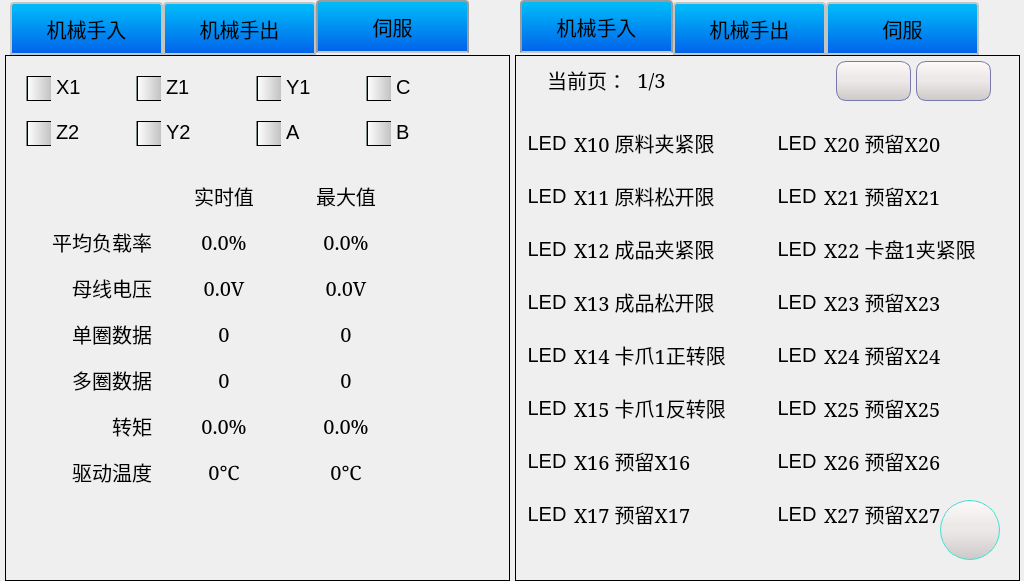
Jade-yun/MachineTool, file monitorform.ui: the form before one commit.
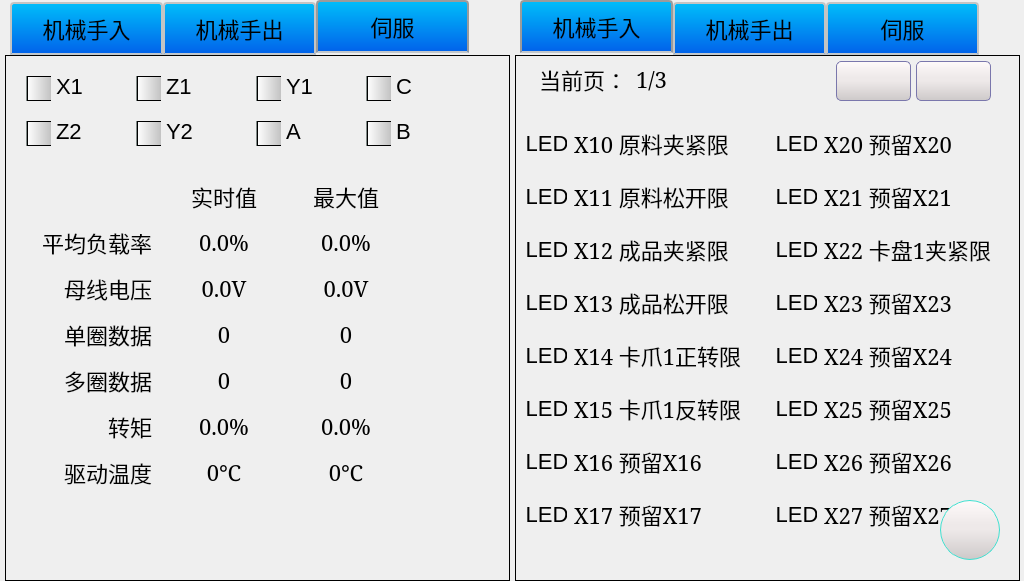
The form after the commit. Icons and pictures are not drawn.

Commit message: 完成设置部分参数存储

The edit to the form file:
```diff
--- a/monitorform.ui
+++ b/monitorform.ui
@@ -14,42 +14,73 @@
    <string>Form</string>
   </property>
   <property name="styleSheet">
-   <string notr="true">QLabel { 
-	font-family: 'SimSun';
-	font-size: 20px; 
-}
+   <string notr="true">QMainWindow{
+ background-color:qlineargradient(x1: 0, y1: 0, x2: 0, y2: 1, stop:0 #00befa, stop: 1 #0160ea);
 
+	/*border-image:url(/opt/MachineTool/images/bgTest.png);*/
+}
+/*
+QWidget#centralwidget{
+    background-color:qlineargradient(x1: 0, y1: 0, x2: 0, y2: 1, stop:0 #00befa, stop: 1 #0160ea);
+	background-color: rgb(255, 255, 255);
+}
+*/
 
 QWidget{ 
 	font-family: 'SimSun';
-	font-size: 20px; 
+	font-size: 22px; 
 }
+QStackedWidget#stkWidget{
+	font-family: 'SimSun';
+	font-size: 22px; 
+	background-color: rgb(255, 255, 255);
+}
 
-/*******************************************************/
-QCheckBox::indicator {
-        background-color: qlineargradient(x1 : 0, y1 : 0, x2 : 1, y2 : 0,stop : 0 #FFFFFF, stop: 1 #C0C0C0); 
-    }
-QCheckBox::indicator:checked {
-background-color: qlineargradient(x1 : 0, y1 : 0, x2 : 1, y2 : 0,stop : 0 #F8F8FF, stop: 1 #1E90FF); 
-        image: url(:/images/check_mark1.png);
-        border-image: none;
-    }
+QLabel { 
+	font-family: 'SimSun';
+	font-size: 22px; 
+}
+QLabel#labProgramName { 
+	font-family: 'SimSun';
+	font:bold;
+	font-size: 22px; 
+}
+QLabel#labDateTime,#labDateTime_2,#labSpeed,#labRotateSpeed{ 
+
+	color:yellow;
+}
+/******************************************************/
+QGroupBox {
+	border: 1px solid black;
+	border-radius:5px;
+	margin-top:10px; 
+}
+QGroupBox::title { 
+	subcontrol-origin: margin;
+	left: 10px;
+	bottom: 5px;
+}
+
+QGroupBox#groupBoxHomeTopLeft,QGroupBox#groupBoxHomeBottom,QGroupBox#groupBoxXYZOUV, #groupBoxHomeTopMid, #groupBoxHomeTopRight{
+
+    background-color:qlineargradient(x1: 0, y1: 0, x2: 0, y2: 1, stop:0 #00befa, stop: 1 #0160ea);
+	border-radius:0px;
+	margin-top:0px; 
+	border:none;
+
+}
 
 /************************************************/
 QPushButton
 {
-    background-color:#F0F4FD;
-    border-style:solid; /*边框风格*/
-    border-width:1px;/*边框宽度*/
-    border-color:#7A77AC; /*边框颜色*/
-    border-radius:10px; /*边框倒角*/
-
-	font-family: DejaVuSansMono;
-	font-weight:normal;
 	font-family: 'SimSun';
+	font-size: 22px; 
 	background: qlineargradient(x1: 0, y1: 0, x2: 0, y2: 1,stop: 0 #FFFAFA, stop: 0.4 #EEE9E9,stop: 0.5 #EEE9E9, stop: 1.0 #CDC9C9);
 
-
+    border-style:solid; /*边框风格*/
+    border-width:1px;/*边框宽度*/
+    border-color:#7A77AC; /*边框颜色*/
+    border-radius:5px; /*边框倒角*/
 }
 QPushButton:pressed
 {
@@ -59,50 +90,68 @@
     border-color:#0055ff; /*边框颜色*/
     border-radius:10px; /*边框倒角*/
 }
-/*****************************************************/
-QCheckBox { 
-font-size: 20px;
-font-weight:normal;
-font-family: 'SimSun';
+QPushButton:checked
+{
+    border-style:outset; /*边框风格*/
+    background-color:qlineargradient(x1: 0, y1: 0, x2: 0, y2: 1, stop:0 #00befa, stop: 1 #0160ea);/*背景色*/
+    border-width:1px;/*边框宽度*/
+    border-color:#0055ff; /*边框颜色*/
+    border-radius:5px; /*边框倒角*/
 }
-QCheckBox::indicator{
-width: 25px;
-height: 25px;
-border: 1px solid black; 
-background-color: qlineargradient(x1: 0, y1: 0, x2: 0, y2: 1,stop: 0 #FFFAFA, stop: 0.4 #EEE9E9,stop: 0.5 #EEE9E9, stop: 1.0 #CDC9C9);
-}
+QPushButton#Btn_SetHome,#Btn_MonitorHome,#Btn_TeachHome,#Btn_ManualHome,#Btn_AlarmHome,#Btn_ManualHome,#btnAdmin,#btnAlarm,#btnHelp, #btnRoller{
+	font-family: 'SimSun';
+	font-size: 22px; 
+    background-color:qlineargradient(x1: 0, y1: 0, x2: 0, y2: 1, stop:0 #00befa, stop: 1 #0160ea);/*背景色*/
+    border-color:#0055ff; /*边框颜色*/
+	border-style:outset; /*边框风格*/
+    border-width:1px;/*边框宽度*/
 
-/*****************************************************************/
-QComboBox::!editable {
-                      border: 2px solid #808A87; /* 边框宽度和颜色 */
-                       }
-QComboBox::drop-down {
-    subcontrol-origin: padding-right;
-    subcontrol-position: top right;
-    width: 20px; /* 下拉箭头宽度 */
-    border-left-width: 2px; /* 文本和箭头之间的分隔线宽度 */
-    border-left-color: gray; /* 文本和箭头之间的分隔线颜色 */
-    border-left-style: solid; /* 文本和箭头之间的分隔线样式 */
+    border-style:solid; /*边框风格*/
+    border-width:1px;/*边框宽度*/
+    border-color:#7A77AC; /*边框颜色*/
+    border-radius:5px; /*边框倒角*/
 }
-QComboBox::down-arrow {
-    image: url(:/images/arrow_down_normal.png); /* 自定义下拉箭头图片 */
+QPushButton:checked#Btn_SetHome,QPushButton:checked#Btn_MonitorHome,QPushButton:checked#Btn_TeachHome,QPushButton:checked#Btn_AlarmHome,QPushButton::checked#Btn_ManualHome
+{
+    background-color:#E7E8EB;
+    border-style:solid; 
+    border-width:1px;
+    border-color:#0A7C25; 
 }
+/**************************************************************/
 
-QComboBox QAbstractItemView::item:hover{ 
-  background-color:#409CE1;
-  color:rgb(252, 233, 79);
+QPushButton#btnSA1Arm1,#btnSA1Arm2,#btnSA2Arm1,#btnSA2Arm2
+{
+	font-family: 'SimSun';
+	font-size: 22px; 
+    background-color:qlineargradient(x1: 0, y1: 0, x2: 0, y2: 1, stop:0 #00befa, stop: 1 #0160ea);/*背景色*/
+    border-color:#0055ff; /*边框颜色*/
+	border-style:outset; /*边框风格*/
+    border-width:1px;/*边框宽度*/
+
+    border-style:solid; /*边框风格*/
+    border-width:1px;/*边框宽度*/
+    border-color:#7A77AC; /*边框颜色*/
+    border-radius:5px; /*边框倒角*/
 }
-QComboBox QAbstractItemView::item:selected{
-  background-color:#409CE1;
-  color:rgb(252, 233, 79);
+QPushButton:checked#btnSA1Arm1,#btnSA1Arm2,#btnSA2Arm1,#btnSA2Arm2
+{
+    background-color:#E7E8EB;;
+    border-style:solid; 
+    border-width:1px;
+    border-color:#0A7C25; 
 }
-/**************************************************/
+
+
+
+
+/**********************************************************/
 QTabWidget::tab-bar{
         alignment:left;
 }
 QTabBar::tab{
 	background:rgb(160, 160, 160);
-	width:100px;
+	min-width:100px;
 	height:40px;
 }
 /*
@@ -136,7 +185,7 @@
       border-bottom-color: #C2C7CB; /* same as the pane color */
       border-top-left-radius: 4px;
       border-top-right-radius: 4px;
-      min-width: 8ex;
+      min-width: 40px;
       padding: 2px;
   }
 
@@ -159,18 +208,74 @@
     border: 1px solid #000000; /* 设置边框样式和颜色 */
 }
 
-/******************************************************/
-QGroupBox {
-	border: 1px solid black;
-	border-radius:5px;
-	margin-top:10px; 
+
+/*******************************************************/
+QCheckBox { 
+font-weight:normal;
+font-family: 'SimSun';
 }
-QGroupBox::title { 
-	subcontrol-origin: margin;
-	left: 10px;
-	bottom: 5px;
+QCheckBox::indicator{
+width: 40px;
+height: 40px;
+border: 1px solid black; 
+background-color: qlineargradient(x1: 0, y1: 0, x2: 0, y2: 1,stop: 0 #FFFAFA, stop: 0.4 #EEE9E9,stop: 0.5 #EEE9E9, stop: 1.0 #CDC9C9);
 }
-</string>
+QCheckBox::indicator:checked {
+background-color: qlineargradient(x1 : 0, y1 : 0, x2 : 1, y2 : 0,stop : 0 #F8F8FF, stop: 1 #1E90FF); 
+        image: url(:/images/check_mark1.png);
+        border-image: none;
+    }
+
+/*****************************************************************/
+QComboBox {
+    border: 2px solid #808A87; /* 边框宽度和颜色 */
+}
+
+QComboBox::drop-down {
+    subcontrol-origin: padding-right;
+    subcontrol-position: top right;
+    width: 40px; /* 下拉箭头宽度 */
+    border-left-width: 2px; /* 文本和箭头之间的分隔线宽度 */
+    border-left-color: gray; /* 文本和箭头之间的分隔线颜色 */
+    border-left-style: solid; /* 文本和箭头之间的分隔线样式 */
+}
+
+QComboBox::down-arrow {
+    image: url(:/images/arrow_down_normal.png); /* 自定义下拉箭头图片 */
+}
+
+QComboBox QAbstractItemView::item:hover { 
+    background-color: #409CE1;
+    color: rgb(252, 233, 79);
+}
+
+QComboBox QAbstractItemView::item:selected {
+    background-color: #409CE1;
+    color: rgb(252, 233, 79);
+}
+
+/* 添加每个 item 的高度设置 */
+QComboBox QAbstractItemView::item {
+    min-height: 40px; /* 设置每个 item 的最小高度 */
+    color: black; /* 设置默认文本颜色 */
+    background-color: white; /* 设置默认背景颜色 */
+}
+
+QComboBox:editable QLineEdit {
+    color: black; /* 设置可编辑状态下的文本颜色 */
+    background: white; /* 设置可编辑状态下的背景颜色 */
+}
+
+QComboBox:!editable, QComboBox:editable:on {
+    color: black; /* 设置非编辑状态下的文本颜色 */
+    background: white; /* 设置非编辑状态下的背景颜色 */
+}
+
+/****************************************************************************/
+QLineEdit {
+
+	padding-left: 6px;
+}</string>
   </property>
   <widget class="QPushButton" name="btnMerge_Expand">
    <property name="geometry">
@@ -203,8 +308,6 @@
     <font>
      <family>SimSun</family>
      <pointsize>-1</pointsize>
-     <weight>50</weight>
-     <bold>false</bold>
     </font>
    </property>
    <property name="styleSheet">
```
Left out of the diff: 2 changed lines with no effect on the pictures. The commit also changes 94 other files.
